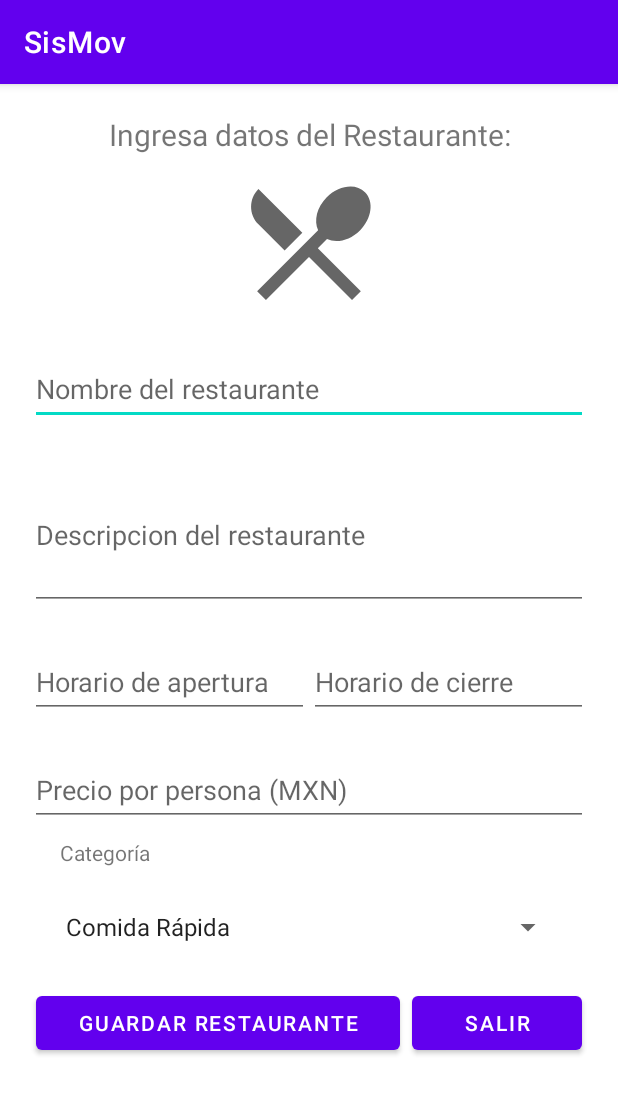
After one commit to BriamGzz/sistemas-moviles-android, an Android app: the fragment NewRestaurantFragment shown on its own in the app's theme, on a phone screen of 412 x 824 dp. The commit adds this screen. Shown: the top 1094 px of the screen. Run offline under Robolectric (Android 15) with nearby library versions, the phone set to English and light mode, and no system bars; libraries missing offline, so code that uses them is left out: com.vishnusivadas.advanced_httpurlconnection.

Commit message:
Cambios, ajustes y nuevo restaurante

```diff
--- a/app/src/main/AndroidManifest.xml
+++ b/app/src/main/AndroidManifest.xml
@@ -13,9 +13,6 @@
         android:supportsRtl="true"
         android:theme="@style/Theme.SisMov"
         android:usesCleartextTraffic="true">
-        <activity
-            android:name=".Register_restaurants_Activity"
-            android:exported="false" />
         <activity
             android:name=".LoginActivity"
             android:exported="false"
--- a/app/src/main/java/com/example/sismov/LoginActivity.kt
+++ b/app/src/main/java/com/example/sismov/LoginActivity.kt
@@ -47,7 +47,8 @@ class LoginActivity : AppCompatActivity() {
                     data[0] = txtCorreo.text.toString()
                     data[1] = txtPassword.text.toString()
                     val putData = PutData(
-                        "http://192.168.1.64/php/login.php",
+                        //"http://192.168.1.64/php/signup.php",
+                        "http://192.168.100.9/php/sistemas-moviles-php/login.php",
                         "POST",
                         field,
                         data
--- /dev/null
+++ b/app/src/main/java/com/example/sismov/NewRestaurantFragment.kt
@@ -0,0 +1,129 @@
+package com.example.sismov
+
+import android.app.DatePickerDialog
+import android.os.Bundle
+import android.os.Handler
+import android.os.Looper
+import android.util.Log
+import androidx.fragment.app.Fragment
+import android.view.LayoutInflater
+import android.view.View
+import android.view.ViewGroup
+import android.widget.*
+import com.example.sismov.Clases.DatePickerFragment
+import com.vishnusivadas.advanced_httpurlconnection.PutData
+
+class NewRestaurantFragment : Fragment() {
+
+    override fun onCreate(savedInstanceState: Bundle?) {
+        super.onCreate(savedInstanceState)
+    }
+
+    override fun onCreateView(
+        inflater: LayoutInflater, container: ViewGroup?,
+        savedInstanceState: Bundle?
+    ): View? {
+        // Inflate the layout for this fragment
+        return inflater.inflate(R.layout.fragment_new_restaurant, container, false)
+    }
+
+    private fun showDatePickerDialog(editText: EditText) {
+        var selectedDate = ""
+        val newFragment = DatePickerFragment.newInstance(DatePickerDialog.OnDateSetListener { _, year, month, day ->
+            // +1 because January is zero
+            selectedDate = year.toString() + "-" + (month + 1) + "-" + day.toString()
+            editText.setText(selectedDate)
+        })
+
+        activity?.supportFragmentManager?.let { newFragment.show(it, "datePicker") }
+    }
+
+
+    override fun onResume() {
+
+        var SaveRestaurant = view?.findViewById<Button>(R.id.btnGuardarCambios);
+
+        var RestaurantName = view?.findViewById<EditText>(R.id.edRestaurantName);
+        var RestaurantDescription = view?.findViewById<EditText>(R.id.edRestaurantDescription);
+        var Horario = view?.findViewById<EditText>(R.id.edRestaurantSchedule);
+        var Horario2 = view?.findViewById<EditText>(R.id.edRestaurantSchedule2);
+        var RestaurantPrice = view?.findViewById<EditText>(R.id.edRestaurantPrice);
+        var RestaurantCategory = view?.findViewById<Spinner>(R.id.cbCategories);
+
+        var pbNewRestaurant = view?.findViewById<ProgressBar>(R.id.progressBarProfile);
+
+        Horario?.setOnClickListener {
+            showDatePickerDialog(Horario)
+        }
+
+        Horario2?.setOnClickListener {
+            showDatePickerDialog(Horario2)
+        }
+
+        SaveRestaurant?.setOnClickListener(){
+
+            if(RestaurantName?.text.toString() != "" && RestaurantDescription?.text.toString() != "" && Horario?.text.toString() != "" && Horario2?.text.toString() != "" &&
+                RestaurantPrice?.text.toString() != ""){
+
+
+                val handler = Handler(Looper.getMainLooper())
+                handler.post(Runnable {
+                    //Starting Write and Read data with URL
+                    //Creating array for parameters
+                    val field = arrayOfNulls<String>(7)
+                    field[0] = "name"
+                    field[1] = "desc"
+                    field[2] = "inicio"
+                    field[3] = "cierre"
+                    field[4] = "precio"
+                    field[5] = "categoria"
+                    field[6] = "usuario"
+
+                    //Creating array for data
+                    val data = arrayOfNulls<String>(7)
+
+                    data[0] = RestaurantName?.text.toString()
+                    data[1] = RestaurantDescription?.text.toString()
+                    data[2] = Horario?.text.toString()
+                    data[3] = Horario2?.text.toString()
+                    data[4] = RestaurantPrice?.text.toString();
+                    data[5] = RestaurantCategory?.selectedItem.toString();
+                    data[6] = ActiveUser.getInstance().id.toString();
+
+                    val putData = PutData(
+                        //"http://192.168.1.64/php/NewRestaurant.php",
+                        "http://192.168.100.9/php/sistemas-moviles-php/newRestaurant.php",
+                        "POST",
+                        field,
+                        data
+                    )
+                    if (putData.startPut()) {
+                        if (putData.onComplete()) {
+                            val result = putData.result
+                            pbNewRestaurant?.visibility = View.GONE;
+                            Log.i("PutData", result)
+                            if(result.equals("Restaurante Creado")) {
+                                Toast.makeText(context, result, Toast.LENGTH_LONG).show();
+
+                            } else {
+                                Toast.makeText(context, result, Toast.LENGTH_LONG).show();
+                            }
+                        }
+                    }
+                    //End Write and Read data with URL
+                })
+
+
+            } else if(RestaurantName?.text.toString() == "" && RestaurantDescription?.text.toString() == "" && Horario?.text.toString() == "" && Horario2?.text.toString() == "" &&
+                RestaurantPrice?.text.toString() == ""){
+                Toast.makeText(context, "Todos los campos son requeridos", Toast.LENGTH_LONG).show();
+            }
+
+
+        }
+
+        super.onResume()
+    }
+
+
+}
--- /dev/null
+++ b/app/src/main/res/layout/fragment_new_restaurant.xml
@@ -0,0 +1,150 @@
+<?xml version="1.0" encoding="utf-8"?>
+<FrameLayout xmlns:android="http://schemas.android.com/apk/res/android"
+    xmlns:tools="http://schemas.android.com/tools"
+    android:layout_width="match_parent"
+    android:layout_height="match_parent"
+    tools:context=".NewRestaurantFragment">
+
+    <LinearLayout
+        android:layout_width="match_parent"
+        android:layout_height="match_parent"
+        android:padding="20dp">
+
+        <LinearLayout
+            android:layout_width="match_parent"
+            android:layout_height="match_parent"
+            android:orientation="vertical">
+
+            <TextView
+                android:id="@+id/tvType"
+                android:layout_width="match_parent"
+                android:layout_height="wrap_content"
+                android:gravity="center"
+                android:text="Ingresa datos del Restaurante:"
+                android:textSize="20sp" />
+
+            <ImageView
+                android:id="@+id/ivProfilePicture"
+                android:layout_width="match_parent"
+                android:layout_height="100dp"
+                android:layout_marginTop="8dp"
+                android:layout_marginBottom="8dp"
+                android:src="@drawable/ic_baseline_local_dining_24" />
+
+
+            <EditText
+                android:id="@+id/edRestaurantName"
+                android:layout_width="match_parent"
+                android:layout_height="wrap_content"
+                android:layout_marginTop="16dp"
+                android:layout_marginBottom="8dp"
+                android:ems="10"
+                android:hint="Nombre del restaurante"
+                android:inputType="textPersonName"
+                android:minHeight="48dp" />
+
+            <EditText
+                android:id="@+id/edRestaurantDescription"
+                android:layout_width="match_parent"
+                android:layout_height="99dp"
+                android:layout_marginTop="16dp"
+                android:layout_marginBottom="8dp"
+                android:ems="10"
+                android:hint="Descripcion del restaurante"
+                android:inputType="textMultiLine|textPersonName"
+                android:minHeight="48dp" />
+
+            <LinearLayout
+                android:layout_width="wrap_content"
+                android:layout_height="wrap_content">
+
+                <EditText
+                    android:id="@+id/edRestaurantSchedule"
+                    android:layout_width="match_parent"
+                    android:layout_height="wrap_content"
+                    android:layout_marginTop="16dp"
+                    android:layout_marginBottom="8dp"
+                    android:layout_weight="1"
+                    android:ems="10"
+                    android:hint="Horario de apertura"
+                    android:inputType="date"
+                    android:focusable="false"
+                    android:clickable="true"
+                    android:minHeight="48dp" />
+
+                <EditText
+                    android:id="@+id/edRestaurantSchedule2"
+                    android:layout_width="match_parent"
+                    android:layout_height="wrap_content"
+                    android:layout_marginTop="16dp"
+                    android:layout_marginBottom="8dp"
+                    android:layout_weight="1"
+                    android:ems="10"
+                    android:hint="Horario de cierre"
+                    android:inputType="date"
+                    android:focusable="false"
+                    android:clickable="true"
+                    android:minHeight="48dp" />
+            </LinearLayout>
+
+
+            <EditText
+                android:id="@+id/edRestaurantPrice"
+                android:layout_width="match_parent"
+                android:layout_height="wrap_content"
+                android:layout_marginTop="16dp"
+                android:layout_marginBottom="8dp"
+                android:ems="10"
+                android:hint="Precio por persona (MXN)"
+                android:inputType="numberDecimal"
+                android:clickable="true"
+                android:minHeight="48dp" />
+
+
+            <TextView
+                android:id="@+id/textView20"
+                android:layout_width="match_parent"
+                android:layout_height="wrap_content"
+                android:layout_marginHorizontal="20dp"
+                android:text="Categoría" />
+
+            <Spinner
+                android:id="@+id/cbCategories"
+                android:layout_width="match_parent"
+                android:layout_height="wrap_content"
+                android:layout_margin="16dp"
+                android:entries="@array/categories"
+                android:minHeight="48dp"
+                tools:ignore="SpeakableTextPresentCheck" />
+
+            <LinearLayout
+                android:layout_width="match_parent"
+                android:layout_height="match_parent"
+                android:orientation="horizontal">
+
+                <Button
+                    android:id="@+id/btnGuardarCambios"
+                    android:layout_width="wrap_content"
+                    android:layout_height="wrap_content"
+                    android:layout_marginStart="4dp"
+                    android:layout_marginEnd="4dp"
+                    android:layout_weight="1"
+                    android:minHeight="48dp"
+                    android:text="Guardar restaurante" />
+
+                <Button
+                    android:id="@+id/btnRegRestReturn"
+                    android:layout_width="wrap_content"
+                    android:layout_height="wrap_content"
+                    android:layout_marginStart="4dp"
+                    android:layout_marginEnd="4dp"
+                    android:layout_weight="1"
+                    android:minHeight="48dp"
+                    android:text="Salir" />
+            </LinearLayout>
+
+        </LinearLayout>
+
+    </LinearLayout>
+
+</FrameLayout>
--- a/app/src/main/res/layout/fragment_user.xml
+++ b/app/src/main/res/layout/fragment_user.xml
@@ -18,7 +18,7 @@
         android:layout_width="wrap_content"
         android:layout_height="wrap_content"
         android:orientation="vertical"
-        android:padding="24dp">
+        android:padding="20dp">
 
         <LinearLayout
             android:layout_width="match_parent"
--- /dev/null
+++ b/app/src/main/res/values/categories.xml
@@ -0,0 +1,14 @@
+<?xml version="1.0" encoding="utf-8"?>
+<resources>
+    <string-array name="categories">
+        <item>Comida Rápida</item>
+        <item>Pizzas</item>
+        <item>Hamburguesas</item>
+        <item>Tacos</item>
+        <item>Veggie</item>
+        <item>Carne</item>
+        <item>Comida Mexicana</item>
+        <item>Comida China</item>
+        <item>Comida Italiana</item>
+    </string-array>
+</resources>
```
Also changed, not shown: app/src/main/java/com/example/sismov/ActiveUser.java (+11 -0 lines), app/src/main/java/com/example/sismov/Clases/DatePickerFragment.kt (added, +31 -0 lines), app/src/main/java/com/example/sismov/HomeActivity.kt (+11 -0 lines), app/src/main/java/com/example/sismov/RegisterActivity.kt (+12 -11 lines), app/src/main/java/com/example/sismov/Register_restaurants_Activity.kt (deleted, +0 -89 lines), app/src/main/java/com/example/sismov/RestaurantFragment.kt (+10 -1 lines), app/src/main/java/com/example/sismov/UserFragment.kt (+20 -4 lines), app/src/main/res/layout/activity_home.xml (+22 -9 lines), app/src/main/res/layout/activity_register_restaurants.xml (deleted, +0 -99 lines), app/src/main/res/layout/fragment_newrestaurant.xml (deleted, +0 -116 lines).
